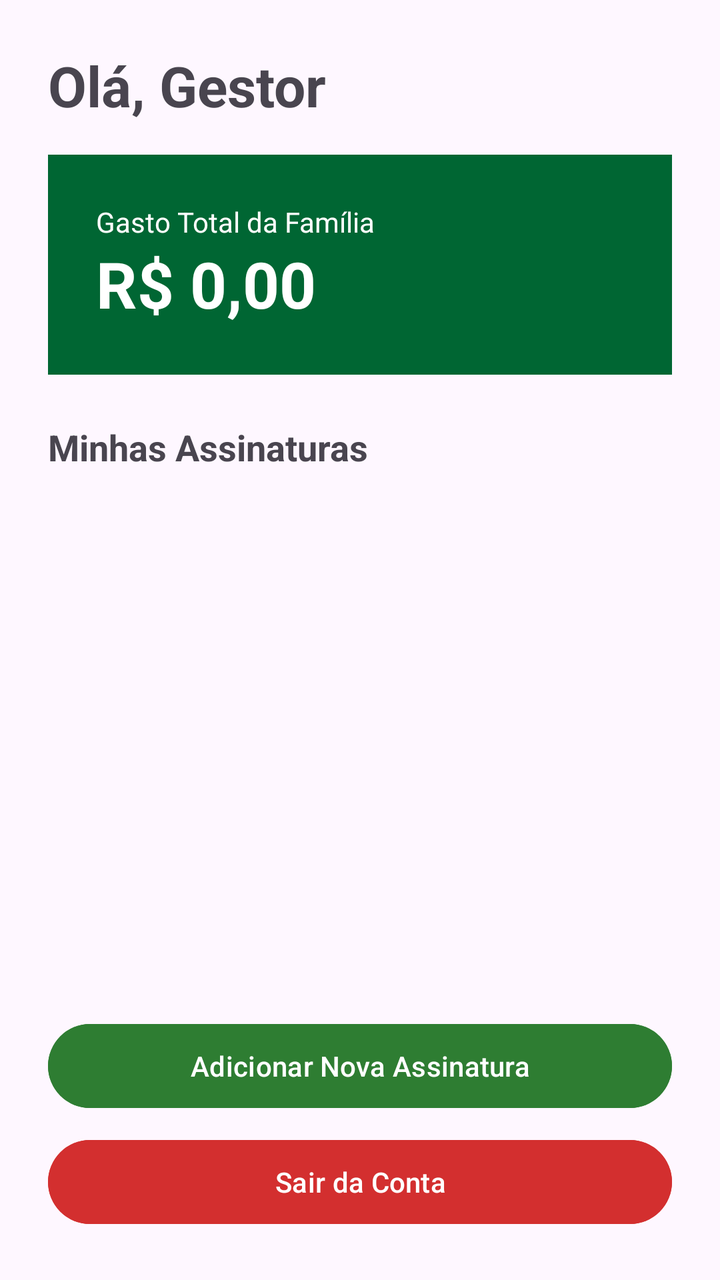
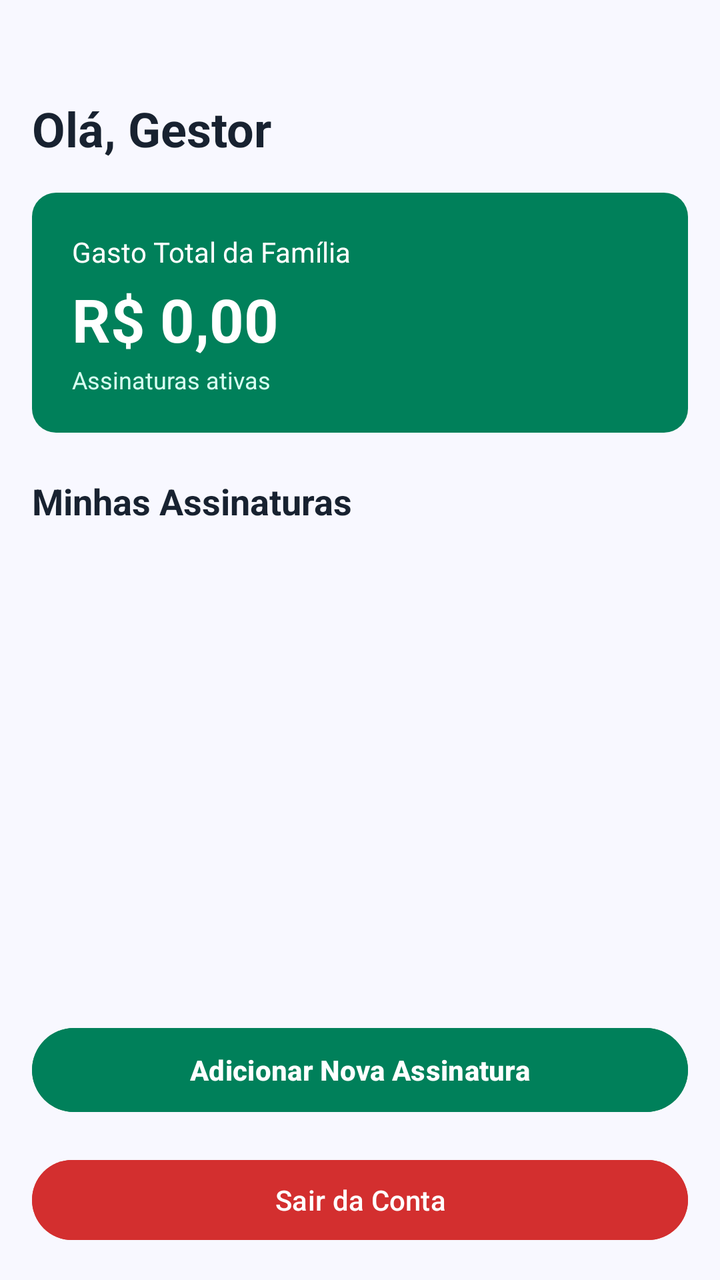

Compare the two renders of this Android layout. The source of the first and the diff that turns it into the second are given below.
<!-- AndroidManifest.xml: application theme Theme.AssinaFamilia -->
<!-- res/layout/activity_dashboard.xml -->
<?xml version="1.0" encoding="utf-8"?>
<androidx.constraintlayout.widget.ConstraintLayout xmlns:android="http://schemas.android.com/apk/res/android"
    xmlns:app="http://schemas.android.com/apk/res-auto"
    xmlns:tools="http://schemas.android.com/tools"
    android:layout_width="match_parent"
    android:layout_height="match_parent"
    android:padding="24dp">

    
    <TextView
        android:id="@+id/textBoasVindas"
        android:layout_width="wrap_content"
        android:layout_height="wrap_content"
        android:text="@string/ola_gestor"
        android:textSize="28sp"
        android:textStyle="bold"
        app:layout_constraintStart_toStartOf="parent"
        app:layout_constraintTop_toTopOf="parent" />

    <LinearLayout
        android:id="@+id/cardSaldo"
        android:layout_width="0dp"
        android:layout_height="wrap_content"
        android:layout_marginTop="16dp"
        android:background="#006633"
        android:orientation="vertical"
        android:padding="24dp"
        app:layout_constraintEnd_toEndOf="parent"
        app:layout_constraintStart_toStartOf="parent"
        app:layout_constraintTop_toBottomOf="@+id/textBoasVindas">

        <TextView
            android:layout_width="wrap_content"
            android:layout_height="wrap_content"
            android:text="@string/gasto_total_da_familia"
            android:textColor="#FFFFFF"
            android:textSize="14sp" />

        <TextView
            android:id="@+id/txtGastoTotal"
            android:layout_width="wrap_content"
            android:layout_height="wrap_content"
            android:text="@string/valor_exemplo"
            android:textColor="#FFFFFF"
            android:textSize="32sp"
            android:textStyle="bold" />
    </LinearLayout>

    <TextView
        android:id="@+id/textMinhasAssinaturas"
        android:layout_width="wrap_content"
        android:layout_height="wrap_content"
        android:layout_marginTop="24dp"
        android:text="@string/minhas_assinaturas"
        android:textSize="18sp"
        android:textStyle="bold"
        app:layout_constraintStart_toStartOf="parent"
        app:layout_constraintTop_toBottomOf="@+id/cardSaldo" />

    <androidx.recyclerview.widget.RecyclerView
        android:id="@+id/recyclerViewAssinaturas"
        android:layout_width="0dp"
        android:layout_height="0dp"
        android:layout_marginTop="8dp"
        android:layout_marginBottom="16dp"
        app:layout_constraintBottom_toTopOf="@+id/btnIrParaNovaAssinatura"
        app:layout_constraintEnd_toEndOf="parent"
        app:layout_constraintStart_toStartOf="parent"
        app:layout_constraintTop_toBottomOf="@+id/textMinhasAssinaturas" />

    <Button
        android:id="@+id/btnIrParaNovaAssinatura"
        android:layout_width="0dp"
        android:layout_height="50dp"
        android:layout_marginBottom="8dp"
        android:backgroundTint="#2E7D32"
        android:text="@string/adicionar_nova_assinatura"
        android:textColor="#FFFFFF"
        app:layout_constraintBottom_toTopOf="@+id/btnSair"
        app:layout_constraintEnd_toEndOf="parent"
        app:layout_constraintStart_toStartOf="parent" />

    <Button
        android:id="@+id/btnSair"
        android:layout_width="0dp"
        android:layout_height="50dp"
        android:backgroundTint="#D32F2F"
        android:text="@string/sair_da_conta"
        android:textColor="#FFFFFF"
        app:layout_constraintBottom_toBottomOf="parent"
        app:layout_constraintEnd_toEndOf="parent"
        app:layout_constraintStart_toStartOf="parent" />

</androidx.constraintlayout.widget.ConstraintLayout>
<!-- resources referenced by this layout -->
<resources>
  <string name="adicionar_nova_assinatura">Adicionar Nova Assinatura</string>
  <string name="gasto_total_da_familia">Gasto Total da Família</string>
  <string name="minhas_assinaturas">Minhas Assinaturas</string>
  <string name="ola_gestor">Olá, Gestor</string>
  <string name="sair_da_conta">Sair da Conta</string>
  <string name="valor_exemplo">R$ 0,00</string>
  <style name="Theme.AssinaFamilia" parent="Base.Theme.AssinaFamilia" />
  <style name="Base.Theme.AssinaFamilia" parent="Theme.Material3.DayNight.NoActionBar">
          
          
      </style>
</resources>

<!-- the commit's change to res/layout/activity_dashboard.xml (unified diff, before → after) -->
@@ -1,94 +1,160 @@
 <?xml version="1.0" encoding="utf-8"?>
-<androidx.constraintlayout.widget.ConstraintLayout xmlns:android="http://schemas.android.com/apk/res/android"
+<androidx.constraintlayout.widget.ConstraintLayout
+    xmlns:android="http://schemas.android.com/apk/res/android"
     xmlns:app="http://schemas.android.com/apk/res-auto"
     xmlns:tools="http://schemas.android.com/tools"
     android:layout_width="match_parent"
     android:layout_height="match_parent"
-    android:padding="24dp">
-
-    
-    <TextView
-        android:id="@+id/textBoasVindas"
-        android:layout_width="wrap_content"
-        android:layout_height="wrap_content"
-        android:text="@string/ola_gestor"
-        android:textSize="28sp"
-        android:textStyle="bold"
-        app:layout_constraintStart_toStartOf="parent"
-        app:layout_constraintTop_toTopOf="parent" />
+    android:background="#F8F8FF">
 
     <LinearLayout
-        android:id="@+id/cardSaldo"
         android:layout_width="0dp"
-        android:layout_height="wrap_content"
-        android:layout_marginTop="16dp"
-        android:background="#006633"
+        android:layout_height="0dp"
         android:orientation="vertical"
-        android:padding="24dp"
-        app:layout_constraintEnd_toEndOf="parent"
+        android:padding="16dp"
+        android:layout_marginTop="30dp"
+        app:layout_constraintTop_toTopOf="parent"
+        app:layout_constraintBottom_toTopOf="@id/btnSair"
         app:layout_constraintStart_toStartOf="parent"
-        app:layout_constraintTop_toBottomOf="@+id/textBoasVindas">
+        app:layout_constraintEnd_toEndOf="parent">
 
         <TextView
+            android:id="@+id/textBoasVindas"
             android:layout_width="wrap_content"
             android:layout_height="wrap_content"
-            android:text="@string/gasto_total_da_familia"
-            android:textColor="#FFFFFF"
-            android:textSize="14sp" />
+            android:layout_marginTop="2dp"
+            android:text="@string/ola_gestor"
+            android:textColor="#182230"
+            android:textSize="24sp"
+            android:textStyle="bold" />
+
+        <LinearLayout
+            android:id="@+id/cardSaldo"
+            android:layout_width="match_parent"
+            android:layout_height="120dp"
+            android:layout_marginTop="16dp"
+            android:background="@drawable/bg_card_verde"
+            android:orientation="vertical"
+            android:padding="20dp">
+
+            <TextView
+                android:layout_width="wrap_content"
+                android:layout_height="wrap_content"
+                android:text="@string/gasto_total_da_familia"
+                android:textColor="#FFFFFF"
+                android:textSize="14sp" />
+
+            <TextView
+                android:id="@+id/txtGastoTotal"
+                android:layout_width="wrap_content"
+                android:layout_height="wrap_content"
+                android:layout_marginTop="4dp"
+                android:text="@string/valor_exemplo"
+                android:textColor="#FFFFFF"
+                android:textSize="30sp"
+                android:textStyle="bold" />
+
+            <TextView
+                android:id="@+id/txtQuantidadeAssinaturas"
+                android:layout_width="wrap_content"
+                android:layout_height="wrap_content"
+                android:layout_marginTop="2dp"
+                android:text="@string/assinaturas_ativas"
+                android:textColor="#D7FFF1"
+                android:textSize="12sp" />
+
+        </LinearLayout>
 
         <TextView
-            android:id="@+id/txtGastoTotal"
+            android:id="@+id/textMinhasAssinaturas"
             android:layout_width="wrap_content"
             android:layout_height="wrap_content"
-            android:text="@string/valor_exemplo"
+            android:layout_marginTop="22dp"
+            android:text="@string/minhas_assinaturas"
+            android:textColor="#182230"
+            android:textSize="18sp"
+            android:textStyle="bold" />
+
+
+        <androidx.recyclerview.widget.RecyclerView
+            android:id="@+id/recyclerViewAssinaturas"
+            android:layout_width="match_parent"
+            android:layout_height="0dp"
+            android:layout_marginTop="10dp"
+            android:layout_weight="1"
+            android:clipToPadding="false"
+            android:paddingBottom="10dp"
+            tools:listitem="@layout/item_assinatura" />
+
+        <Button
+            android:id="@+id/btnIrParaNovaAssinatura"
+            android:layout_width="match_parent"
+            android:layout_height="50dp"
+            android:layout_marginTop="8dp"
+            android:backgroundTint="#00805A"
+            android:text="@string/adicionar_nova_assinatura"
             android:textColor="#FFFFFF"
-            android:textSize="32sp"
             android:textStyle="bold" />
+
     </LinearLayout>
-
-    <TextView
-        android:id="@+id/textMinhasAssinaturas"
-        android:layout_width="wrap_content"
-        android:layout_height="wrap_content"
-        android:layout_marginTop="24dp"
-        android:text="@string/minhas_assinaturas"
-        android:textSize="18sp"
-        android:textStyle="bold"
-        app:layout_constraintStart_toStartOf="parent"
-        app:layout_constraintTop_toBottomOf="@+id/cardSaldo" />
-
-    <androidx.recyclerview.widget.RecyclerView
-        android:id="@+id/recyclerViewAssinaturas"
-        android:layout_width="0dp"
-        android:layout_height="0dp"
-        android:layout_marginTop="8dp"
-        android:layout_marginBottom="16dp"
-        app:layout_constraintBottom_toTopOf="@+id/btnIrParaNovaAssinatura"
-        app:layout_constraintEnd_toEndOf="parent"
-        app:layout_constraintStart_toStartOf="parent"
-        app:layout_constraintTop_toBottomOf="@+id/textMinhasAssinaturas" />
-
-    <Button
-        android:id="@+id/btnIrParaNovaAssinatura"
-        android:layout_width="0dp"
-        android:layout_height="50dp"
-        android:layout_marginBottom="8dp"
-        android:backgroundTint="#2E7D32"
-        android:text="@string/adicionar_nova_assinatura"
-        android:textColor="#FFFFFF"
-        app:layout_constraintBottom_toTopOf="@+id/btnSair"
-        app:layout_constraintEnd_toEndOf="parent"
-        app:layout_constraintStart_toStartOf="parent" />
 
     <Button
         android:id="@+id/btnSair"
         android:layout_width="0dp"
-        android:layout_height="50dp"
+        android:layout_height="48dp"
+        android:layout_marginStart="16dp"
+        android:layout_marginEnd="16dp"
+        android:layout_marginBottom="16dp"
         android:backgroundTint="#D32F2F"
         android:text="@string/sair_da_conta"
         android:textColor="#FFFFFF"
         app:layout_constraintBottom_toBottomOf="parent"
-        app:layout_constraintEnd_toEndOf="parent"
-        app:layout_constraintStart_toStartOf="parent" />
+        app:layout_constraintStart_toStartOf="parent"
+        app:layout_constraintEnd_toEndOf="parent" />
 
 </androidx.constraintlayout.widget.ConstraintLayout>
+<!-- res/layout/item_assinatura.xml (included above) -->
+<?xml version="1.0" encoding="utf-8"?>
+<LinearLayout xmlns:android="http://schemas.android.com/apk/res/android"
+    android:layout_width="match_parent"
+    android:layout_height="wrap_content"
+    android:orientation="horizontal"
+    android:padding="16dp"
+    android:layout_marginBottom="8dp"
+    android:background="#F8F8F8">
+
+    <LinearLayout
+        android:layout_width="0dp"
+        android:layout_height="wrap_content"
+        android:layout_weight="1"
+        android:orientation="vertical">
+
+        <TextView
+            android:id="@+id/txtNomeServico"
+            android:layout_width="wrap_content"
+            android:layout_height="wrap_content"
+            android:text="@string/assinatura"
+            android:textSize="18sp"
+            android:textStyle="bold"
+            android:textColor="#000000" />
+
+        <TextView
+            android:id="@+id/txtTipoUso"
+            android:layout_width="wrap_content"
+            android:layout_height="wrap_content"
+            android:text="@string/tipo_uso"
+            android:textSize="12sp"
+            android:textColor="#666666" />
+    </LinearLayout>
+
+    <TextView
+        android:id="@+id/txtValor"
+        android:layout_width="wrap_content"
+        android:layout_height="wrap_content"
+        android:layout_gravity="center_vertical"
+        android:text="@string/valor_assinatura"
+        android:textSize="18sp"
+        android:textStyle="bold"
+        android:textColor="#006633" />
+
+</LinearLayout>
<!-- resource entries referenced after the edit -->
@@ -1,10 +1,23 @@
 <!-- resources referenced by this layout -->
 <resources>
+  <!-- drawable bg_card_verde (drawable) -->
+  <?xml version="1.0" encoding="utf-8"?>
+  <shape xmlns:android="http://schemas.android.com/apk/res/android">
+  
+      <solid android:color="#00805A" />
+  
+      <corners android:radius="12dp" />
+  
+  </shape>
   <string name="adicionar_nova_assinatura">Adicionar Nova Assinatura</string>
+  <string name="assinatura">Netflix</string>
+  <string name="assinaturas_ativas">Assinaturas ativas</string>
   <string name="gasto_total_da_familia">Gasto Total da Família</string>
   <string name="minhas_assinaturas">Minhas Assinaturas</string>
   <string name="ola_gestor">Olá, Gestor</string>
   <string name="sair_da_conta">Sair da Conta</string>
+  <string name="tipo_uso">Uso Geral</string>
+  <string name="valor_assinatura">R$ 55.90</string>
   <string name="valor_exemplo">R$ 0,00</string>
   <style name="Theme.AssinaFamilia" parent="Base.Theme.AssinaFamilia" />
   <style name="Base.Theme.AssinaFamilia" parent="Theme.Material3.DayNight.NoActionBar">
